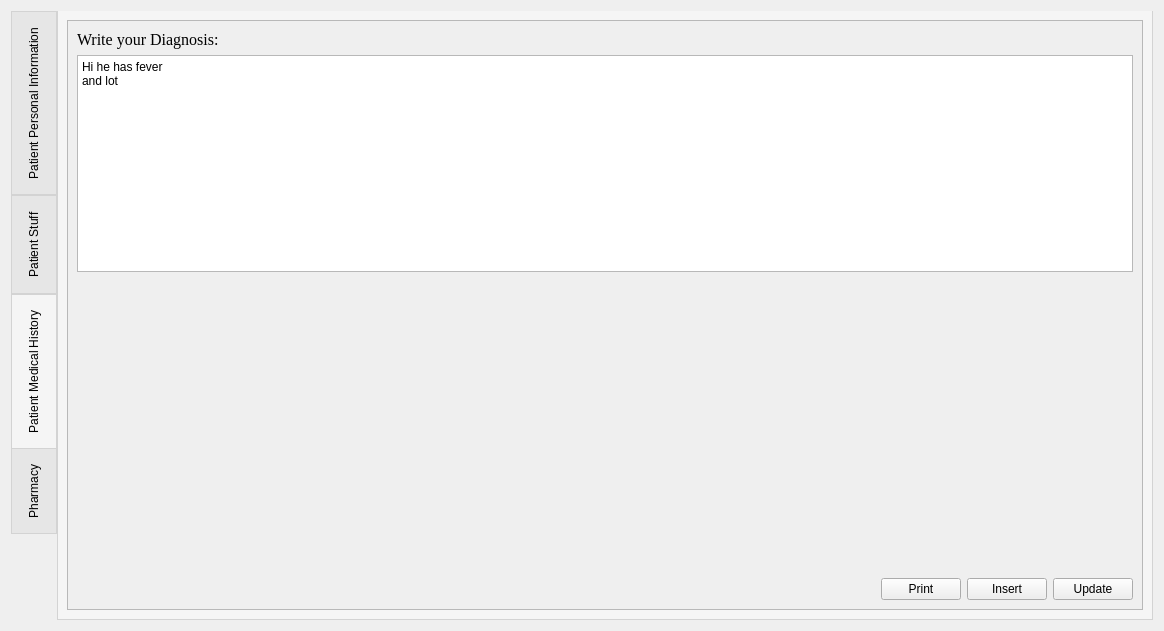
MOSTAFAEZZAT/Carela---Hospital-Management-Software, file profile3.ui: the form before one commit.
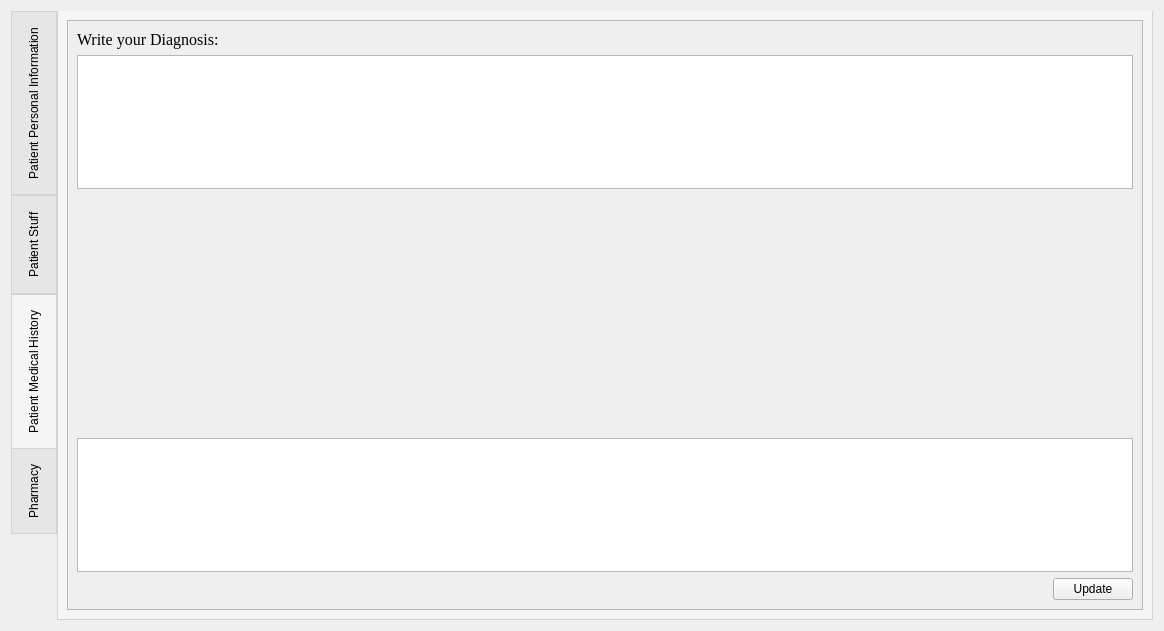
The form after the commit. The open tabs and pages were chosen to show the change. Custom widgets are drawn as their Qt base class.

What changed in the file:
```diff
--- a/profile3.ui
+++ b/profile3.ui
@@ -927,12 +927,7 @@
             </widget>
            </item>
            <item>
-            <widget class="QPlainTextEdit" name="plainTextEdit_2">
-             <property name="plainText">
-              <string>Hi he has fever 
-and lot </string>
-             </property>
-            </widget>
+            <widget class="QPlainTextEdit" name="plainTextEdit"/>
            </item>
            <item>
             <spacer name="verticalSpacer_2">
@@ -947,6 +942,9 @@
              </property>
             </spacer>
            </item>
+           <item>
+            <widget class="QTextEdit" name="textEdit"/>
+           </item>
            <item>
             <layout class="QHBoxLayout" name="horizontalLayout_7">
              <item>
@@ -962,20 +960,6 @@
                </property>
               </spacer>
              </item>
-             <item>
-              <widget class="QPushButton" name="pushButton">
-               <property name="text">
-                <string>Print</string>
-               </property>
-              </widget>
-             </item>
-             <item>
-              <widget class="QPushButton" name="pushButton_4">
-               <property name="text">
-                <string>Insert</string>
-               </property>
-              </widget>
-             </item>
              <item>
               <widget class="QPushButton" name="pushButton_3">
                <property name="text">
```
Left out of the diff: 6 changed lines with no effect on the pictures.
